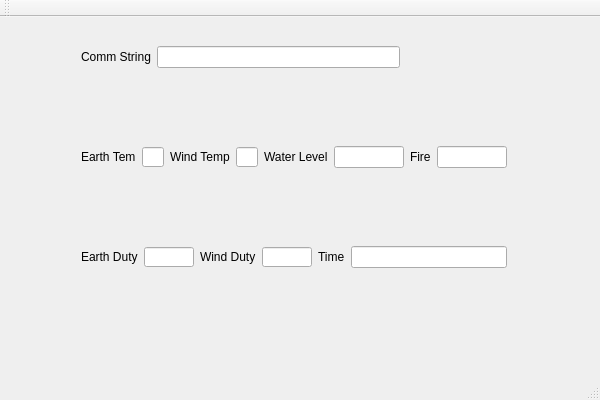
The window that Generation2/mainwindow.ui (Neuromancer2701/irrigationgui) describes before a commit, drawn with Qt 5.
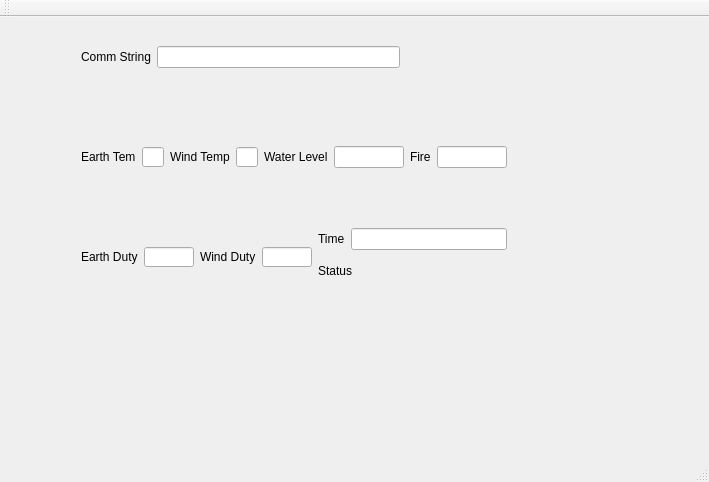
The same window after the commit.

Patch:
```diff
--- a/Generation2/mainwindow.ui
+++ b/Generation2/mainwindow.ui
@@ -6,8 +6,8 @@
    <rect>
     <x>0</x>
     <y>0</y>
-    <width>600</width>
-    <height>400</height>
+    <width>709</width>
+    <height>482</height>
    </rect>
   </property>
   <property name="windowTitle">
@@ -162,6 +162,10 @@
       </widget>
      </item>
      <item>
+      <layout class="QVBoxLayout" name="verticalLayout">
+       <item>
+        <layout class="QHBoxLayout" name="horizontalLayout_5">
+         <item>
       <widget class="QLabel" name="label_8">
        <property name="text">
         <string>Time</string>
@@ -172,6 +176,17 @@
       <widget class="QLineEdit" name="UnixTimelineEdit"/>
      </item>
     </layout>
+       </item>
+       <item>
+        <widget class="QLabel" name="statusLabel">
+         <property name="text">
+          <string>Status</string>
+         </property>
+        </widget>
+       </item>
+      </layout>
+     </item>
+    </layout>
    </widget>
   </widget>
   <widget class="QMenuBar" name="menuBar">
```
Left out of the diff: 2 changed lines with no effect on the pictures. Lines whose indentation alone changed are shown as unchanged.
